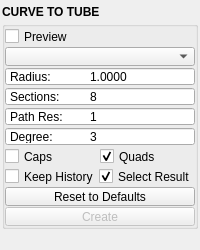
Before: the Qt Designer form mayatk/nurbs_utils/curve_to_tube.ui in m3trik/mayatk, drawn with Qt 5.
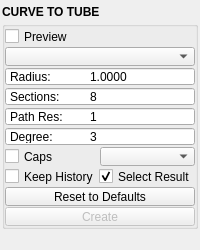
After: the same form once the commit is applied. Custom widgets are drawn as their Qt base class.

What changed in the file:
```diff
--- a/mayatk/nurbs_utils/curve_to_tube.ui
+++ b/mayatk/nurbs_utils/curve_to_tube.ui
@@ -350,7 +350,7 @@
             </widget>
            </item>
            <item>
-            <widget class="QCheckBox" name="chk002">
+            <widget class="ComboBox" name="cmb_topology">
              <property name="minimumSize">
               <size>
                <width>0</width>
@@ -359,27 +359,12 @@
              </property>
              <property name="maximumSize">
               <size>
-               <width>16777215</width>
+               <width>100</width>
                <height>19</height>
               </size>
              </property>
              <property name="toolTip">
-              <string>Polygon only: build quads (checked) or triangles (unchecked).</string>
-             </property>
-             <property name="text">
-              <string>Quads</string>
-             </property>
-             <property name="iconSize">
-              <size>
-               <width>18</width>
-               <height>18</height>
-              </size>
-             </property>
-             <property name="checkable">
-              <bool>true</bool>
-             </property>
-             <property name="checked">
-              <bool>true</bool>
+              <string>Polygon only: build quads or triangles.</string>
              </property>
             </widget>
            </item>
```
